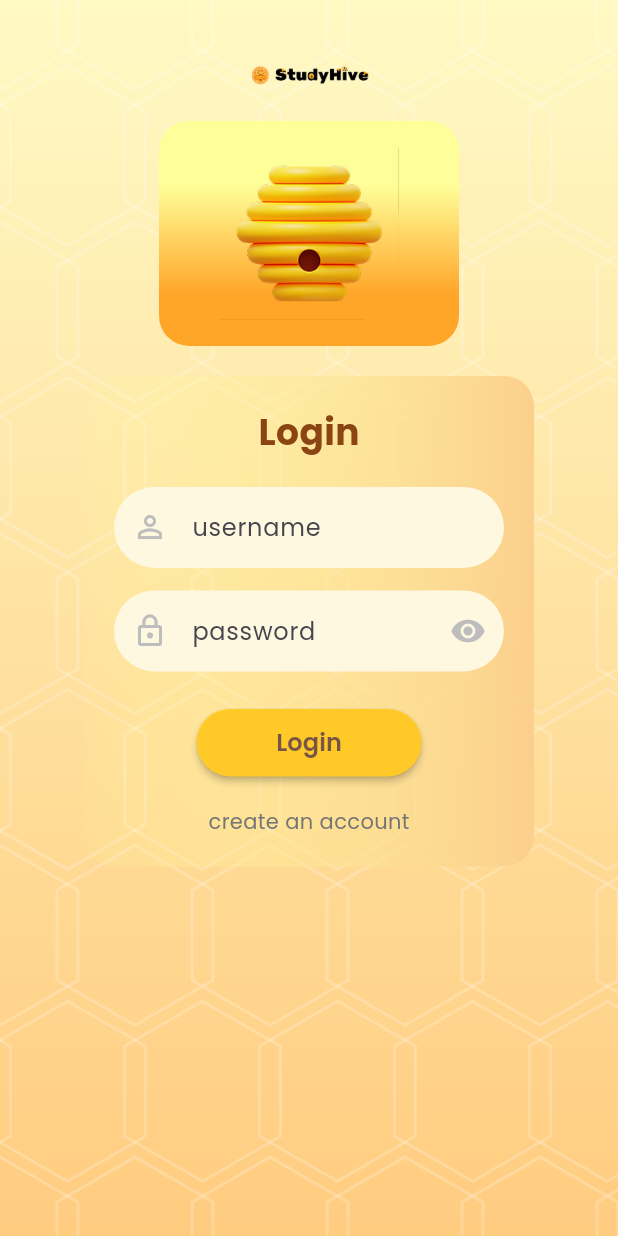
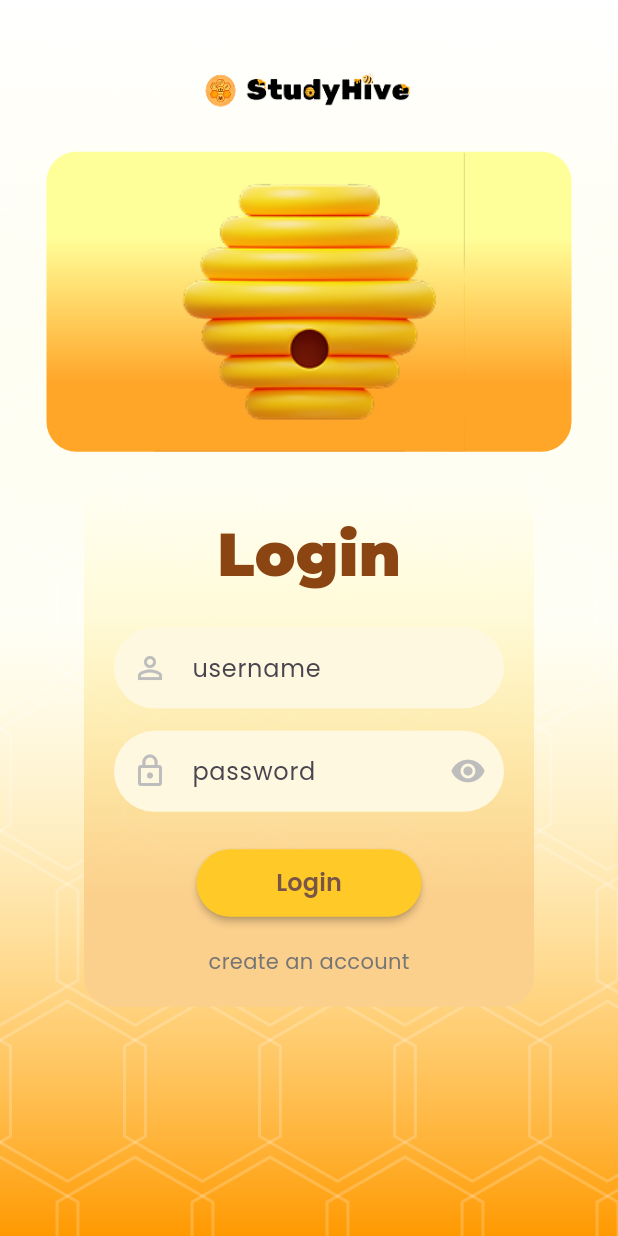
Before and after one commit to kntjspr/studyhive, a Flutter app: the screen it shows after launch, on a phone screen of 412 x 824 dp. Run offline on Flutter 3.47's test engine with Material 3 defaults, Android fonts, the phone set to English and light mode, and no system bars; our stand-ins replace google_fonts.

Commit message:
Refactor home page and login page UI with improved design and navigation

```diff
--- a/lib/main.dart
+++ b/lib/main.dart
@@ -19,7 +19,7 @@ class MyApp extends StatelessWidget {
           seedColor: const Color(0xFF6949FF),
           primary: const Color(0xFF6949FF),
           secondary: const Color(0xFF7B61FF),
-          background: Colors.white,
+          surface: Colors.white,
         ),
         textTheme: GoogleFonts.poppinsTextTheme(),
         useMaterial3: true,
--- a/lib/screens/login_page.dart
+++ b/lib/screens/login_page.dart
@@ -45,11 +45,12 @@ class _LoginPageState extends State<LoginPage> {
                       mainAxisAlignment: MainAxisAlignment.center,
                       children: [
                         const SizedBox(width: 6),
+                        // StudyHive vector
                         Image.asset(
                           "assets/images/vector.png",
                           // logo size dynamic based on the viewport width
-                          width: MediaQuery.of(context).size.width * 0.2,
-                          height: MediaQuery.of(context).size.width * 0.05,
+                          width: MediaQuery.of(context).size.width * 0.35,
+                          height: MediaQuery.of(context).size.width * 0.1,
                           fit: BoxFit.contain,
                         ),
                       ],
@@ -59,8 +60,8 @@ class _LoginPageState extends State<LoginPage> {
 
                     // Honeycomb Logo
                     Container(
-                      width: 200,
-                      height: 150,
+                      width: 350,
+                      height: 200,
                       decoration: BoxDecoration(
                         borderRadius: BorderRadius.circular(20),
                         gradient: const LinearGradient(
@@ -76,8 +77,8 @@ class _LoginPageState extends State<LoginPage> {
                       child: Center(
                         child: Image.asset(
                           "assets/images/beehive.png",
-                          width: 120,
-                          height: 120,
+                          width: MediaQuery.of(context).size.width * 0.8,
+                          height: MediaQuery.of(context).size.width * 0.5,
                           fit: BoxFit.contain,
                         ),
                       ),
@@ -91,11 +92,13 @@ class _LoginPageState extends State<LoginPage> {
                       padding: const EdgeInsets.all(20),
                       decoration: BoxDecoration(
                         gradient: LinearGradient(
+                          begin: Alignment.topCenter,
+                          end: Alignment.bottomCenter,
                           colors: const [
-                            Color(0xFFFFF9A),
+                            Color(0xFFFF9A),
                             Color(0xFFFBCF8C),
                           ],
-                          stops: [0.0, 1.0],
+                          stops: [0.0, 0.80],
                         ),
                         borderRadius: BorderRadius.circular(20),
                       ),
@@ -103,9 +106,9 @@ class _LoginPageState extends State<LoginPage> {
                         children: [
                           Text(
                             "Login",
-                            style: GoogleFonts.poppins(
-                              fontSize: 24,
-                              fontWeight: FontWeight.bold,
+                            style: GoogleFonts.montserrat(
+                              fontSize: 40,
+                              fontWeight: FontWeight.w900,
                               color: const Color(0xFF8B4513),
                             ),
                           ),
@@ -244,13 +247,14 @@ class HoneycombBackground extends StatelessWidget {
   @override
   Widget build(BuildContext context) {
     return Container(
-      decoration: const BoxDecoration(
+      decoration: BoxDecoration(
         gradient: LinearGradient(
           begin: Alignment.topCenter,
           end: Alignment.bottomCenter,
           colors: [
-            Color(0xFFFFF9C4),
-            Color(0xFFFFCC80),
+            Color(0xFFFFFFFF).withOpacity(0.4),
+            Color(0xFFFFF6A3).withOpacity(0.1),
+            Color(0xFFFF9900),
           ],
         ),
       ),
```
Also changed, not shown: lib/screens/home_page.dart (+138 -140 lines), Android Compact - 3.png (added), assets/images/Android Compact - 6.png (added).
